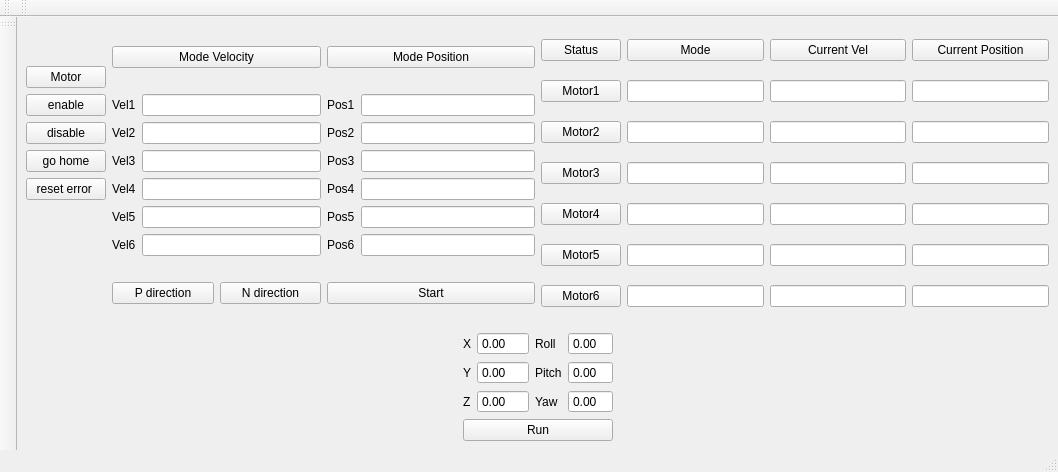
This is src/ros2_qt1_demo/ui/mainwindow.ui in theanh2507/ros2_ws1_ethercat_communicate as Qt 5 draws it before an edit. The edited form follows.
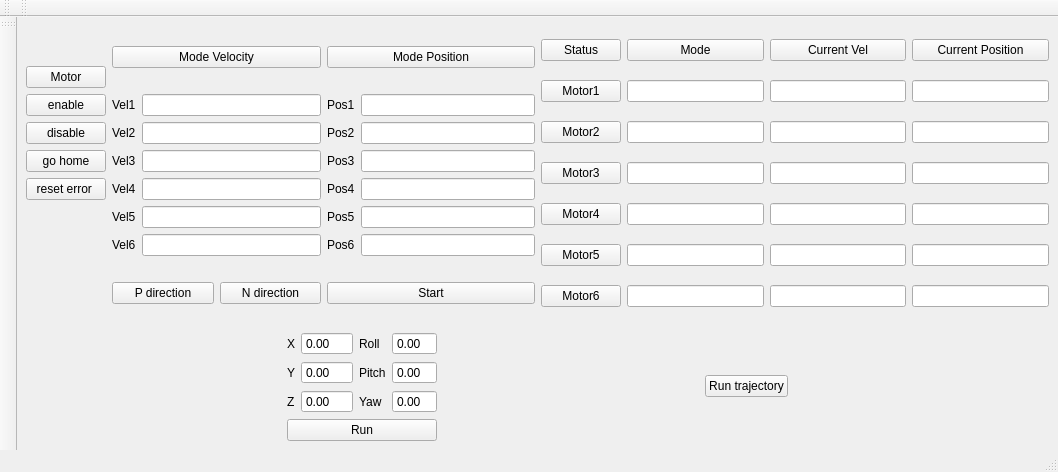
This is the edited form.

Commit message: thay doi gui ca mang quy dao cho joint trajectory controller (tranh delay khi gui toa do tung diem 1)

```diff
--- a/src/ros2_qt1_demo/ui/mainwindow.ui
+++ b/src/ros2_qt1_demo/ui/mainwindow.ui
@@ -629,6 +629,26 @@
           </property>
          </spacer>
         </item>
+        <item>
+         <widget class="QPushButton" name="pushButton_22">
+          <property name="text">
+           <string>Run trajectory</string>
+          </property>
+         </widget>
+        </item>
+        <item>
+         <spacer name="horizontalSpacer_3">
+          <property name="orientation">
+           <enum>Qt::Horizontal</enum>
+          </property>
+          <property name="sizeHint" stdset="0">
+           <size>
+            <width>40</width>
+            <height>20</height>
+           </size>
+          </property>
+         </spacer>
+        </item>
        </layout>
       </item>
      </layout>
```
The commit also changes 541 other files.
